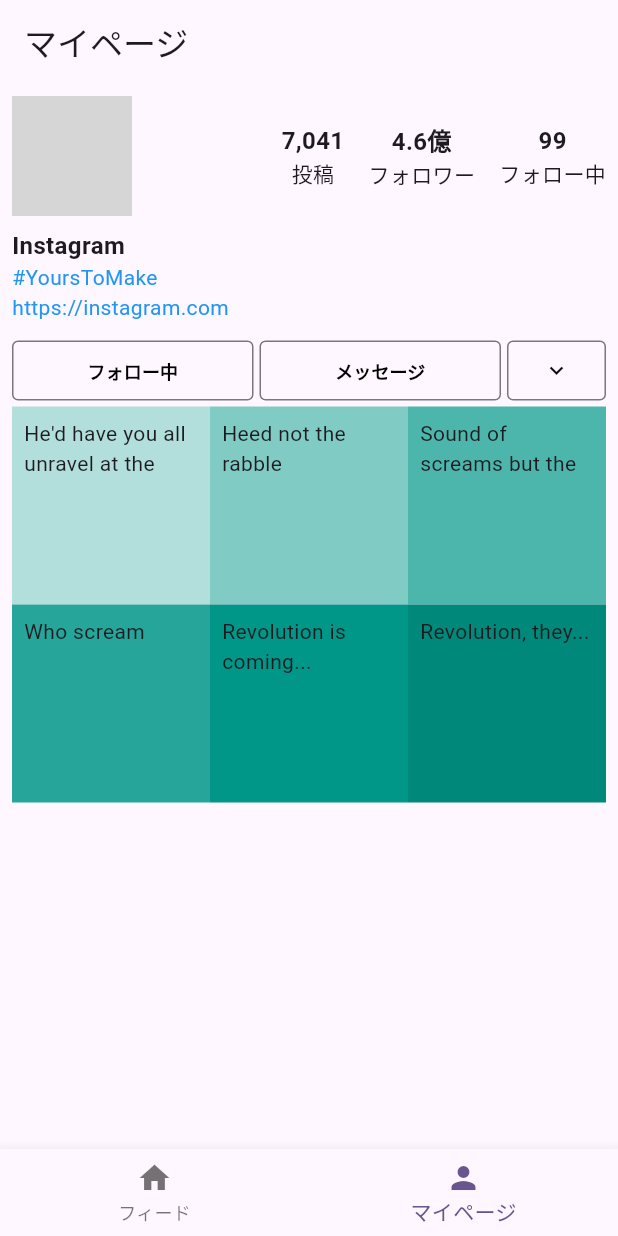
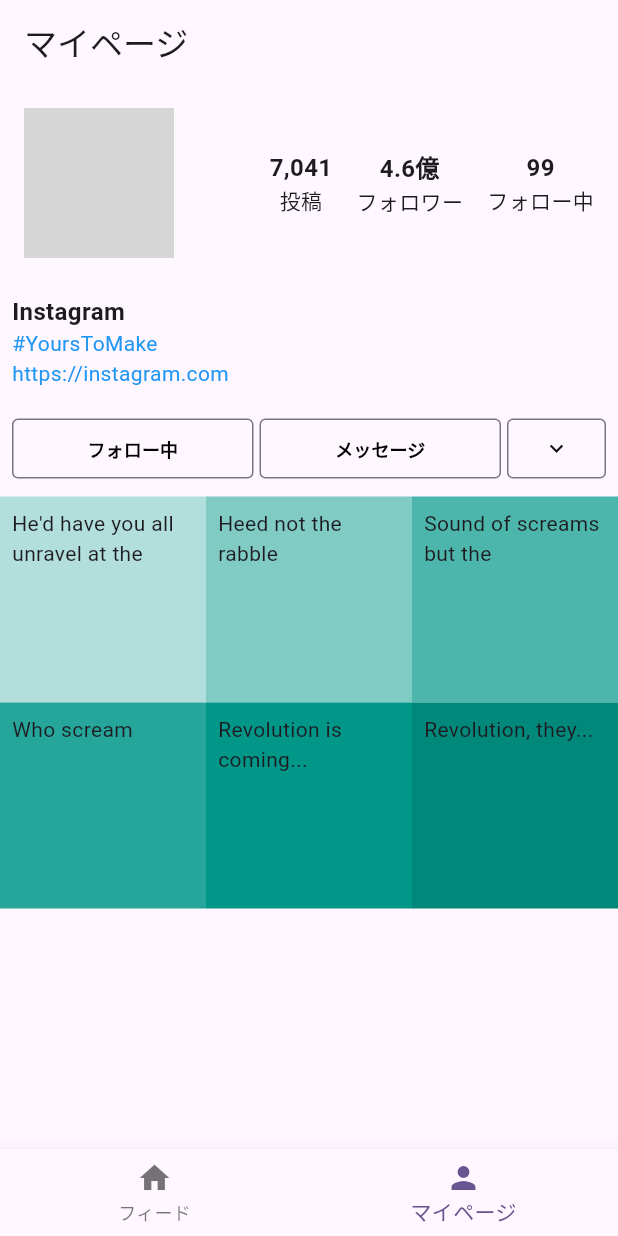
Before and after one commit to inoyoh/instagram, a Flutter app: the screen it shows after launch, item 2 of the bottom bar chosen, on a phone screen of 412 x 824 dp. Run offline on Flutter 3.47's test engine with Material 3 defaults, Android fonts, the phone set to English and light mode, and no system bars; network calls fail; grey boxes are pictures that could not be loaded.

Commit message:
（paddingの全体構造調整）

```diff
--- a/lib/pages/my_page.dart
+++ b/lib/pages/my_page.dart
@@ -8,17 +8,17 @@ class MyPage extends StatelessWidget {
     return Scaffold(
       appBar: AppBar(title: const Text('マイページ')),
       body: SingleChildScrollView(
-        child: Padding(
-          padding: const EdgeInsets.all(8.0),
         child: Column(
           crossAxisAlignment: CrossAxisAlignment.start,
           children: [
-              Row(
+            Padding(
+              padding: const EdgeInsets.all(16),
+              child: Row(
                 children: [
                   Image.network(
                     'https://static.vecteezy.com/system/resources/previews/018/930/691/non_2x/instagram-logo-instagram-icon-transparent-free-png.png',
-                    width:80,
-                    height:80,
+                    width:100,
+                    height:100,
                   ),
                   Spacer(), // スペースを開ける
                   Column(
@@ -62,7 +62,12 @@ class MyPage extends StatelessWidget {
 
                 ],
               ),
-              const SizedBox(height: 8),
+            ),
+            Padding(
+              padding: const EdgeInsets.all(8.0),
+              child: Column(
+                crossAxisAlignment: CrossAxisAlignment.start,
+                children: [
                   Text(
                     'Instagram',
                     style: TextStyle(
@@ -82,8 +87,13 @@ class MyPage extends StatelessWidget {
                       color: Colors.blue,
                     ),
                   ),
-              const SizedBox(height: 8),
-              Row(
+                ],
+              ),
+            ),
+
+            Padding(
+              padding: const EdgeInsets.all(8.0),
+              child: Row(
                 children: [
                   Expanded(
                     child: Row(
@@ -145,6 +155,7 @@ class MyPage extends StatelessWidget {
 
                 ],
               ),
+            ),
             GridView.count(
               // 以下2行で要素分の高さを決定して動く
               shrinkWrap: true,
@@ -188,7 +199,6 @@ class MyPage extends StatelessWidget {
           ],
         ),
       ),
-      ),
     );
   }
 }
```
Lines whose indentation alone changed are shown as unchanged.
